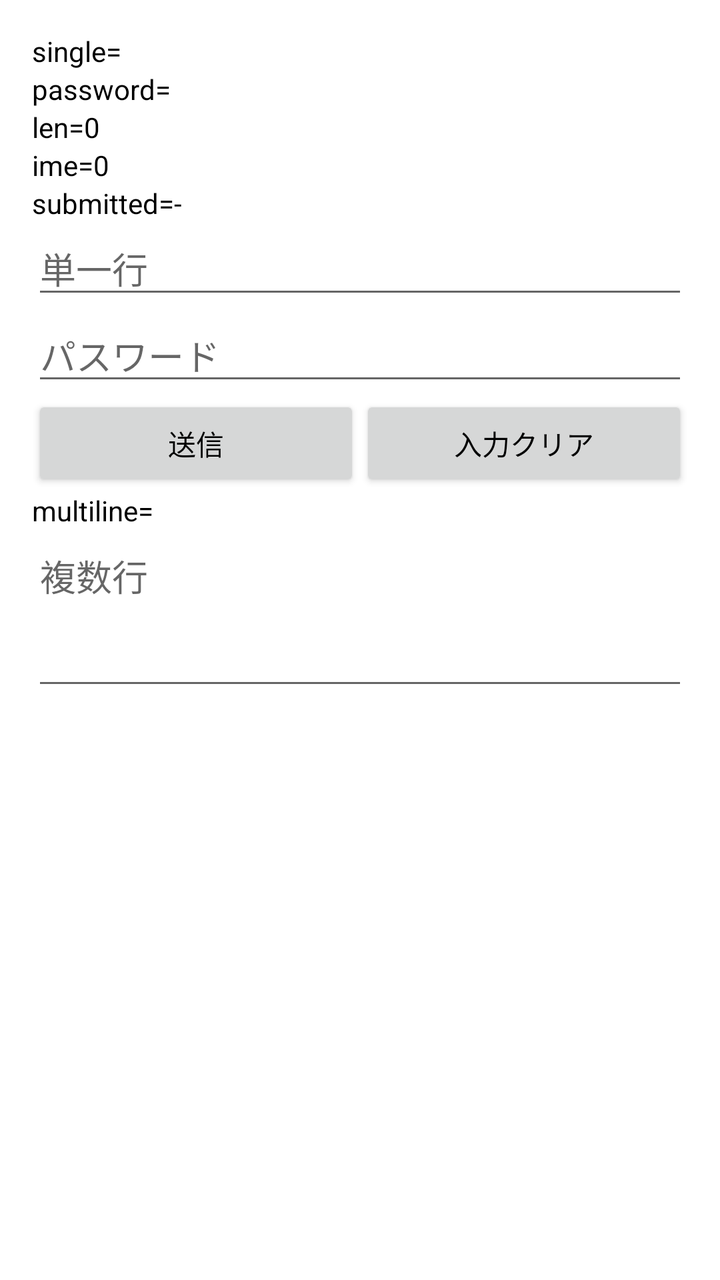
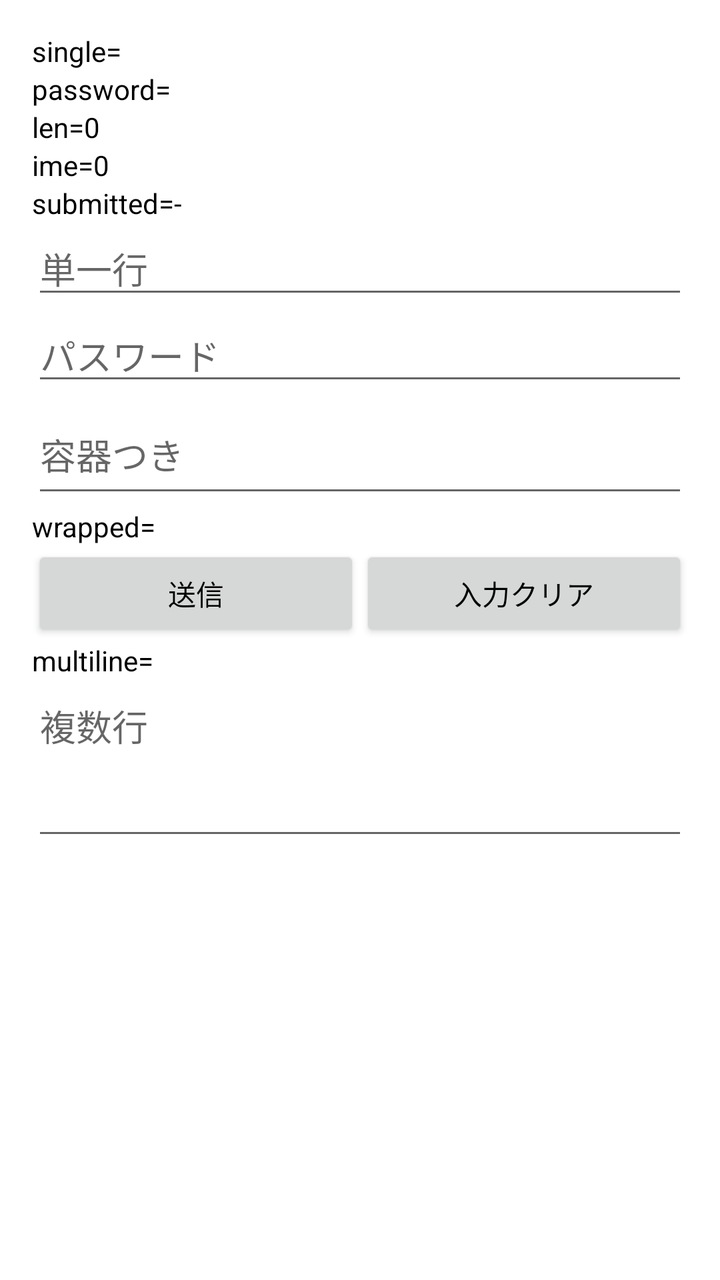

The first picture is an Android layout as it rendered before a commit; the second is the same layout after the commit. The layout source and the unified diff follow.
<!-- AndroidManifest.xml: application theme Theme.FTE2E -->
<!-- res/layout/screen_input.xml -->
<?xml version="1.0" encoding="utf-8"?>
<LinearLayout xmlns:android="http://schemas.android.com/apk/res/android"
    android:layout_width="match_parent"
    android:layout_height="match_parent"
    android:orientation="vertical"
    android:padding="16dp">

    <TextView
        android:id="@+id/txt_echo_single"
        android:layout_width="wrap_content"
        android:layout_height="wrap_content"
        android:text="single=" />

    <TextView
        android:id="@+id/txt_echo_password"
        android:layout_width="wrap_content"
        android:layout_height="wrap_content"
        android:text="password=" />

    <TextView
        android:id="@+id/txt_echo_length"
        android:layout_width="wrap_content"
        android:layout_height="wrap_content"
        android:text="len=0" />

    <TextView
        android:id="@+id/txt_ime_action"
        android:layout_width="wrap_content"
        android:layout_height="wrap_content"
        android:text="ime=0" />

    <TextView
        android:id="@+id/txt_input_submitted"
        android:layout_width="wrap_content"
        android:layout_height="wrap_content"
        android:text="submitted=-" />

    <EditText
        android:id="@+id/field_single"
        android:layout_width="match_parent"
        android:layout_height="wrap_content"
        android:hint="単一行"
        android:inputType="text"
        android:imeOptions="actionSearch"
        android:saveEnabled="false"
        android:importantForAutofill="no" />

    <EditText
        android:id="@+id/field_password"
        android:layout_width="match_parent"
        android:layout_height="wrap_content"
        android:hint="パスワード"
        android:inputType="textPassword"
        android:saveEnabled="false"
        android:importantForAutofill="no" />

    <LinearLayout
        android:layout_width="match_parent"
        android:layout_height="wrap_content"
        android:orientation="horizontal">

        <Button
            android:id="@+id/btn_input_submit"
            android:layout_width="0dp"
            android:layout_height="wrap_content"
            android:layout_weight="1"
            android:minHeight="48dp"
            android:text="送信" />

        <Button
            android:id="@+id/btn_input_clear"
            android:layout_width="0dp"
            android:layout_height="wrap_content"
            android:layout_weight="1"
            android:minHeight="48dp"
            android:text="入力クリア" />
    </LinearLayout>

    <TextView
        android:id="@+id/txt_echo_multiline"
        android:layout_width="wrap_content"
        android:layout_height="wrap_content"
        android:text="multiline=" />

    <EditText
        android:id="@+id/field_multiline"
        android:layout_width="match_parent"
        android:layout_height="wrap_content"
        android:hint="複数行"
        android:inputType="textMultiLine"
        android:minLines="3"
        android:gravity="top"
        android:saveEnabled="false"
        android:importantForAutofill="no" />
</LinearLayout>
<!-- resources referenced by this layout -->
<resources>
  <style name="Theme.FTE2E" parent="Theme.AppCompat.DayNight.NoActionBar">
          <item name="android:windowBackground">@android:color/white</item>
          <item name="android:textColor">@android:color/black</item>
          
          <item name="android:textAllCaps">false</item>
          <item name="textAllCaps">false</item>
      </style>
</resources>

<!-- the commit's change to res/layout/screen_input.xml (unified diff, before → after) -->
@@ -54,6 +54,37 @@
         android:saveEnabled="false"
         android:importantForAutofill="no" />
 
+    
+    
+    <FrameLayout
+        android:id="@+id/field_wrapped"
+        android:layout_width="match_parent"
+        android:layout_height="56dp"
+        android:clickable="true"
+        android:focusable="false">
+
+        <EditText
+            android:layout_width="match_parent"
+            android:layout_height="match_parent"
+            android:hint="容器つき"
+            android:inputType="text"
+            android:saveEnabled="false"
+            android:importantForAutofill="no" />
+
+        
+        <View
+            android:layout_width="match_parent"
+            android:layout_height="match_parent"
+            android:clickable="true"
+            android:background="@android:color/transparent" />
+    </FrameLayout>
+
+    <TextView
+        android:id="@+id/txt_echo_wrapped"
+        android:layout_width="wrap_content"
+        android:layout_height="wrap_content"
+        android:text="wrapped=" />
+
     <LinearLayout
         android:layout_width="match_parent"
         android:layout_height="wrap_content"
